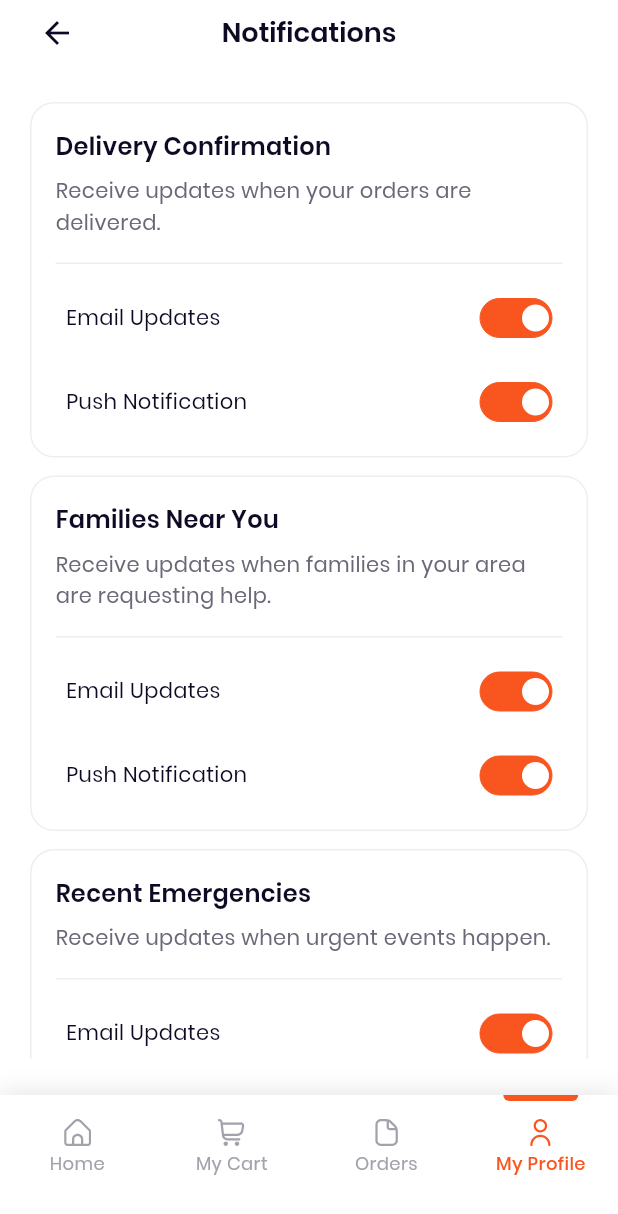
After one commit to TouchZen-Developers/gooddeeds_flutter, a Flutter app: the DonaitingNotificationSettingsScreen screen opened by its route, on a phone screen of 412 x 824 dp. The commit adds this screen. Shown: the top 1214 px of the screen. Run offline on Flutter 3.47's test engine with Material 3 defaults, Android fonts, the phone set to English and light mode, and no system bars; our stand-ins replace dotted_border, flutter_bloc, flutter_svg, freezed_annotation, gap, get_it and 8 more; accounts and stored records are empty.

Commit message:
complete donating user

```diff
--- /dev/null
+++ b/lib/features/donating/notification/presentation/screens/donaiting_notification_settings_screen.dart
@@ -0,0 +1,87 @@
+import 'package:flutter/material.dart';
+import 'package:gap/gap.dart';
+import 'package:gooddeeds/shared/design_system/components/app_app_bar.dart';
+import 'package:gooddeeds/shared/design_system/components/app_switch.dart';
+import 'package:gooddeeds/shared/design_system/theme/context_ext.dart';
+import 'package:gooddeeds/shared/design_system/typography/gd_text.dart';
+import 'package:gooddeeds/shared/design_system/utils/app_local_ext.dart';
+
+class DonaitingNotificationSettingsScreen extends StatelessWidget {
+  const DonaitingNotificationSettingsScreen({super.key});
+
+  @override
+  Widget build(BuildContext context) {
+    return Scaffold(
+      appBar: AppAppBar(title: context.loc.notifications),
+      body: Padding(
+        padding: const EdgeInsets.symmetric(horizontal: 20, vertical: 24),
+        child: SingleChildScrollView(
+          child: Column(
+            children: [
+              _NotificationSetting(
+                title: context.loc.deliveryConfirmation,
+                desc: context.loc.deliveryConfirmationDesc,
+              ),
+              const Gap(12),
+              _NotificationSetting(
+                title: context.loc.familiesNearYou,
+                desc: context.loc.familiesNearYouDesc,
+              ),
+              const Gap(12),
+              _NotificationSetting(
+                title: context.loc.recentEmergencies,
+                desc: context.loc.recentEmergenciesDesc,
+              ),
+            ],
+          ),
+        ),
+      ),
+    );
+  }
+}
+
+class _NotificationSetting extends StatelessWidget {
+  const _NotificationSetting({required this.title, required this.desc});
+  final String title;
+  final String desc;
+
+  @override
+  Widget build(BuildContext context) {
+    return Container(
+      padding: const EdgeInsets.all(16),
+      decoration: BoxDecoration(
+        border: Border.all(color: context.colors.outline),
+        borderRadius: const BorderRadius.all(Radius.circular(16)),
+      ),
+      child: Column(
+        crossAxisAlignment: CrossAxisAlignment.start,
+        children: [
+          GDText(title, style: context.textStyle.bodyLargeSemiBold),
+          const Gap(8),
+          GDText(
+            desc,
+            style: context.textStyle.bodyMediumRegular,
+            color: context.onSurface.shade70,
+          ),
+          const Gap(16),
+          Divider(
+            color: context.onSurface.shade20,
+            height: 1,
+          ),
+          const Gap(16),
+          AppSwitch(
+            label: context.loc.emailUpdates,
+            value: true,
+            onChanged: (value) {},
+          ),
+          const Gap(16),
+          AppSwitch(
+            label: context.loc.pushNotification,
+            value: true,
+            onChanged: (value) {},
+          ),
+        ],
+      ),
+    );
+  }
+}
--- a/lib/l10n/app_en.arb
+++ b/lib/l10n/app_en.arb
@@ -181,5 +181,24 @@
   "helpAndInformation": "Help & Information",
    "success": "Success",
    "nowYouCanLogin": "Now you can login using the new password",
-   "signInNow": "Sign In Now"
+   "signInNow": "Sign In Now",
+   "changeEmail":"Change Email",
+   "save":"Save",
+   "confirmationCode":"Confirmation Code",
+   "confirmationCodeDesc":"Enter the confirmation code we sent to",
+   "confirm":"Confirm",
+   "enterConfimCode":"Enter confirmation code",
+   "deliveryConfirmation":"Delivery Confirmation",
+   "deliveryConfirmationDesc":"Receive updates when your orders are delivered.",
+   "emailUpdates":"Email Updates",
+   "pushNotification":"Push Notification",
+   "familiesNearYou":"Families Near You",
+   "familiesNearYouDesc":"Receive updates when families in your area are requesting help.",
+   "recentEmergencies":"Recent Emergencies",
+   "recentEmergenciesDesc":"Receive updates when urgent events happen.",
+   "notifications":"Notifications",
+   "cardOption":"Card Option",
+   "setCardAsDefault":"Set card as default",
+   "editCard":"Edit card",
+   "deleteCard":"Delete card"
 }
--- a/lib/l10n/app_localizations.dart
+++ b/lib/l10n/app_localizations.dart
@@ -1113,6 +1113,120 @@ abstract class AppLocalizations {
   /// In en, this message translates to:
   /// **'Sign In Now'**
   String get signInNow;
+
+  /// No description provided for @changeEmail.
+  ///
+  /// In en, this message translates to:
+  /// **'Change Email'**
+  String get changeEmail;
+
+  /// No description provided for @save.
+  ///
+  /// In en, this message translates to:
+  /// **'Save'**
+  String get save;
+
+  /// No description provided for @confirmationCode.
+  ///
+  /// In en, this message translates to:
+  /// **'Confirmation Code'**
+  String get confirmationCode;
+
+  /// No description provided for @confirmationCodeDesc.
+  ///
+  /// In en, this message translates to:
+  /// **'Enter the confirmation code we sent to'**
+  String get confirmationCodeDesc;
+
+  /// No description provided for @confirm.
+  ///
+  /// In en, this message translates to:
+  /// **'Confirm'**
+  String get confirm;
+
+  /// No description provided for @enterConfimCode.
+  ///
+  /// In en, this message translates to:
+  /// **'Enter confirmation code'**
+  String get enterConfimCode;
+
+  /// No description provided for @deliveryConfirmation.
+  ///
+  /// In en, this message translates to:
+  /// **'Delivery Confirmation'**
+  String get deliveryConfirmation;
+
+  /// No description provided for @deliveryConfirmationDesc.
+  ///
+  /// In en, this message translates to:
+  /// **'Receive updates when your orders are delivered.'**
+  String get deliveryConfirmationDesc;
+
+  /// No description provided for @emailUpdates.
+  ///
+  /// In en, this message translates to:
+  /// **'Email Updates'**
+  String get emailUpdates;
+
+  /// No description provided for @pushNotification.
+  ///
+  /// In en, this message translates to:
+  /// **'Push Notification'**
+  String get pushNotification;
+
+  /// No description provided for @familiesNearYou.
+  ///
+  /// In en, this message translates to:
+  /// **'Families Near You'**
+  String get familiesNearYou;
+
+  /// No description provided for @familiesNearYouDesc.
+  ///
+  /// In en, this message translates to:
+  /// **'Receive updates when families in your area are requesting help.'**
+  String get familiesNearYouDesc;
+
+  /// No description provided for @recentEmergencies.
+  ///
+  /// In en, this message translates to:
+  /// **'Recent Emergencies'**
+  String get recentEmergencies;
+
+  /// No description provided for @recentEmergenciesDesc.
+  ///
+  /// In en, this message translates to:
+  /// **'Receive updates when urgent events happen.'**
+  String get recentEmergenciesDesc;
+
+  /// No description provided for @notifications.
+  ///
+  /// In en, this message translates to:
+  /// **'Notifications'**
+  String get notifications;
+
+  /// No description provided for @cardOption.
+  ///
+  /// In en, this message translates to:
+  /// **'Card Option'**
+  String get cardOption;
+
+  /// No description provided for @setCardAsDefault.
+  ///
+  /// In en, this message translates to:
+  /// **'Set card as default'**
+  String get setCardAsDefault;
+
+  /// No description provided for @editCard.
+  ///
+  /// In en, this message translates to:
+  /// **'Edit card'**
+  String get editCard;
+
+  /// No description provided for @deleteCard.
+  ///
+  /// In en, this message translates to:
+  /// **'Delete card'**
+  String get deleteCard;
 }
 
 class _AppLocalizationsDelegate
--- a/lib/l10n/app_localizations_en.dart
+++ b/lib/l10n/app_localizations_en.dart
@@ -529,4 +529,64 @@ class AppLocalizationsEn extends AppLocalizations {
 
   @override
   String get signInNow => 'Sign In Now';
+
+  @override
+  String get changeEmail => 'Change Email';
+
+  @override
+  String get save => 'Save';
+
+  @override
+  String get confirmationCode => 'Confirmation Code';
+
+  @override
+  String get confirmationCodeDesc => 'Enter the confirmation code we sent to';
+
+  @override
+  String get confirm => 'Confirm';
+
+  @override
+  String get enterConfimCode => 'Enter confirmation code';
+
+  @override
+  String get deliveryConfirmation => 'Delivery Confirmation';
+
+  @override
+  String get deliveryConfirmationDesc =>
+      'Receive updates when your orders are delivered.';
+
+  @override
+  String get emailUpdates => 'Email Updates';
+
+  @override
+  String get pushNotification => 'Push Notification';
+
+  @override
+  String get familiesNearYou => 'Families Near You';
+
+  @override
+  String get familiesNearYouDesc =>
+      'Receive updates when families in your area are requesting help.';
+
+  @override
+  String get recentEmergencies => 'Recent Emergencies';
+
+  @override
+  String get recentEmergenciesDesc =>
+      'Receive updates when urgent events happen.';
+
+  @override
+  String get notifications => 'Notifications';
+
+  @override
+  String get cardOption => 'Card Option';
+
+  @override
+  String get setCardAsDefault => 'Set card as default';
+
+  @override
+  String get editCard => 'Edit card';
+
+  @override
+  String get deleteCard => 'Delete card';
 }
--- a/lib/src/config/routes/route_paths.dart
+++ b/lib/src/config/routes/route_paths.dart
@@ -10,12 +10,17 @@ class RoutePaths {
   static const recentlyAffected = 'recently_affected';
   static const familyDetails = '/family_details_dialog';
   static const eventDetails = '/event_details_dialog';
+  static const changeEmail = '/change_email';
+  static const confirmEmail = '/confirm_email';
   static const orderDetails = '/order_details_dialog';
   static const donaitingMyCart = '/donaiting_my_cart';
   static const donaitingOrders = '/donaiting_orders';
   static const donaitingProfile = '/donaiting_profile';
   static const donaitingMyAccount = 'donaiting_my_account';
   static const donaitingPayment = 'donaiting_payment';
+  static const donaitingPaymentAddNewCard = 'donaiting_payment_add_new_card';
+  static const donaitingNotificationSettings =
+      'donaiting_notification_settings';
   static const verifyEmail = '/verify_email';
   static const checkout = '/checkout';
   static const addNewCardCheckout = '/checkout_add_new_card';
--- a/pubspec.yaml
+++ b/pubspec.yaml
@@ -29,6 +29,7 @@ dependencies:
   pin_code_fields: ^8.0.1
   shared_preferences: ^2.5.3
   smooth_page_indicator: ^1.2.1
+  url_launcher: ^6.3.2
 
 dev_dependencies:
   build_runner: ^2.7.1
```
Also changed, not shown: lib/features/auth/change_email/presentation/screens/change_email_screen.dart (added, +36 -0 lines), lib/features/auth/change_email/presentation/screens/confirm_email_screen.dart (added, +51 -0 lines), lib/features/donating/payment/presentation/screens/add_new_card_screen.dart (added, +30 -0 lines), lib/features/donating/payment/presentation/widgets/credit_card_item.dart (+9 -1 lines), lib/features/donating/profile/presentation/screens/donating_my_account_screen.dart (+9 -2 lines), lib/features/donating/profile/presentation/screens/donating_my_profile_screen.dart (+31 -0 lines), lib/features/donating/profile/presentation/screens/donating_payment_screen.dart (+15 -3 lines), lib/features/donating/profile/presentation/widgets/card_option_modal.dart (added, +82 -0 lines), lib/gen/assets.gen.dart (+9 -0 lines), lib/src/config/routes/app_router.dart (+48 -0 lines), assets/icons/delete copy.svg (added), assets/icons/edit.svg (added), lib/src/config/di/injector.config.dart, lib/src/config/routes/app_router.g.dart, 1 more files, 6 other files.
